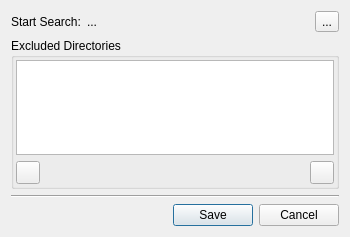
This is lumina-search/ConfigUI.ui in lumina-desktop/lumina as Qt 5 draws it before an edit. The edited form follows.
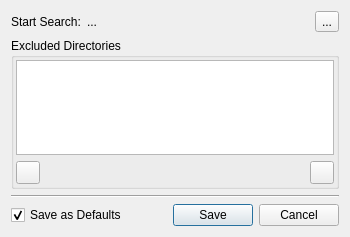
This is the edited form.

```diff
--- a/lumina-search/ConfigUI.ui
+++ b/lumina-search/ConfigUI.ui
@@ -112,11 +112,38 @@
     </widget>
    </item>
    <item row="3" column="0" colspan="2">
+    <layout class="QHBoxLayout" name="horizontalLayout_3">
+     <item>
+      <widget class="QCheckBox" name="check_setDefaults">
+       <property name="text">
+        <string>Save as Defaults</string>
+       </property>
+       <property name="checked">
+        <bool>true</bool>
+       </property>
+      </widget>
+     </item>
+     <item>
+      <spacer name="horizontalSpacer_2">
+       <property name="orientation">
+        <enum>Qt::Horizontal</enum>
+       </property>
+       <property name="sizeHint" stdset="0">
+        <size>
+         <width>40</width>
+         <height>20</height>
+        </size>
+       </property>
+      </spacer>
+     </item>
+     <item>
     <widget class="QDialogButtonBox" name="buttonBox">
      <property name="standardButtons">
       <set>QDialogButtonBox::Cancel|QDialogButtonBox::Save</set>
      </property>
     </widget>
+     </item>
+    </layout>
    </item>
   </layout>
  </widget>
```
Lines whose indentation alone changed are shown as unchanged.
